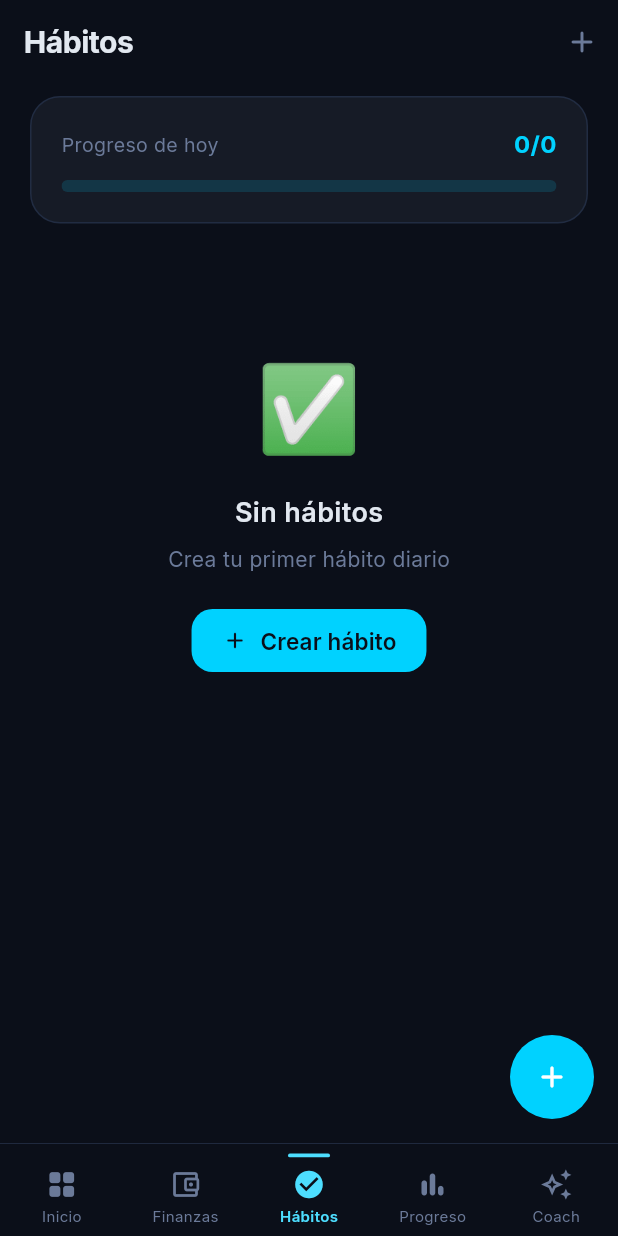
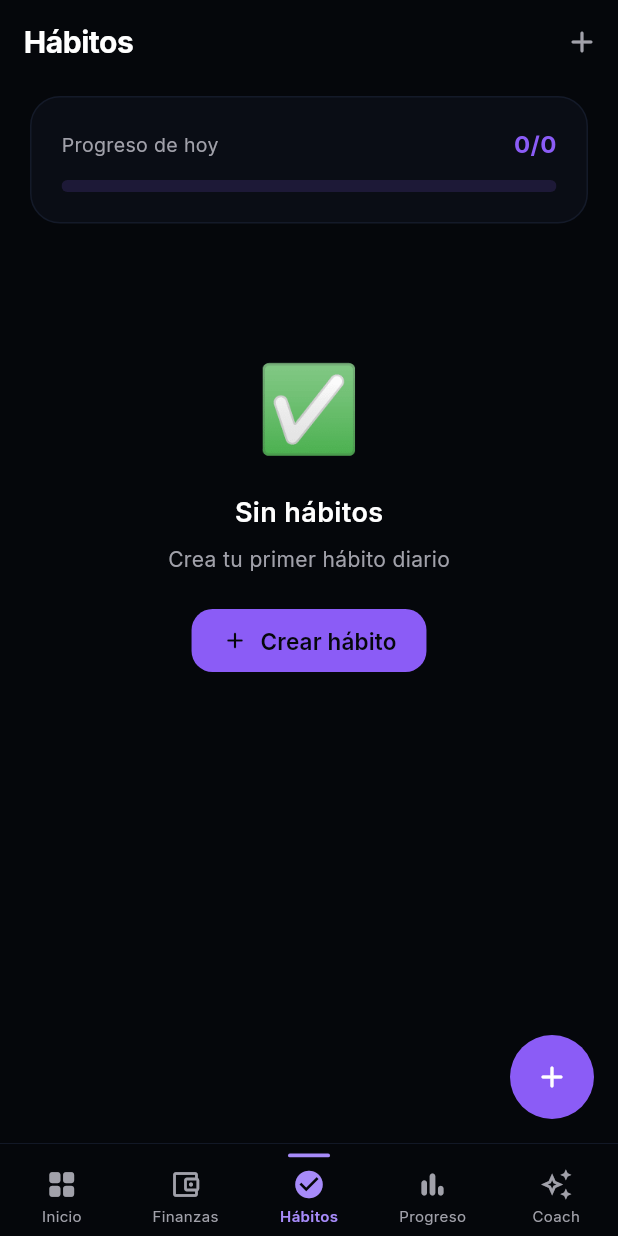
Before and after one commit to Ignacio10grc/life-hub, a Flutter app: the HabitsScreen screen opened by its route, on a phone screen of 412 x 824 dp. Run offline on Flutter 3.47's test engine with Material 3 defaults, Android fonts, the phone set to English and light mode, and no system bars; our stand-ins replace fl_chart, flutter_riverpod, go_router, google_fonts, hive_flutter; accounts and stored records are empty.

Commit message:
Update color palette: violet neon primary, emerald secondary, citric yellow accent
Co-Authored-By: Claude Sonnet 4.6 <noreply@anthropic.com>

```diff
--- a/lib/core/theme/app_colors.dart
+++ b/lib/core/theme/app_colors.dart
@@ -1,41 +1,41 @@
 import 'package:flutter/material.dart';
 
 class AppColors {
-  // ── Fondos — Guía Aura ────────────────────────────────────────────────────
-  static const background      = Color(0xFF0B0F19);  // Fondo principal y navegación
-  static const surface         = Color(0xFF0B0F19);  // Superficie nav (mismo fondo)
-  static const surfaceCard     = Color(0xFF161B26);  // Tarjetas y divisores
-  static const surfaceElevated = Color(0xFF1D2535);  // Modales, sheets
+  // ── Fondos — Guía Aura Premium (Oscuro Absoluto) ──────────────────────────
+  static const background      = Color(0xFF05070B);  // Fondo principal ultra oscuro (OLED friendly)
+  static const surface         = Color(0xFF05070B);  // Superficie nav (mismo fondo para continuidad)
+  static const surfaceCard     = Color(0xFF0A0D15);  // Tarjetas y contenedores sutiles
+  static const surfaceElevated = Color(0xFF101420);  // Modales, bottom sheets y diálogos
 
-  // ── Bordes ────────────────────────────────────────────────────────────────
-  static const border          = Color(0xFF212C42);  // Borde sutil
-  static const borderAccent    = Color(0xFF2D3E58);  // Borde con foco
+  // ── Bordes y Separadores Sutiles ──────────────────────────────────────────
+  static const border          = Color(0xFF141A29);  // Borde ultra sutil para no ensuciar el diseño
+  static const borderAccent    = Color(0xFF1F293F);  // Borde con foco o estado activo
 
-  // ── Primarios Aura ────────────────────────────────────────────────────────
-  static const primary         = Color(0xFF00D2FF);  // Azul eléctrico — acciones y progreso
-  static const primaryLight    = Color(0xFF4DDEFF);  // Azul claro
-  static const primaryGlow     = Color(0x3300D2FF);  // Glow azul
-  static const secondary       = Color(0xFFFF3B30);  // Rojo / Coral Neón — alertas y metas
-  static const accent          = Color(0xFFFFCC00);  // Amarillo / Oro — logros y detalles
+  // ── Primarios Dopamínicos (Acentos de Alta Energía) ───────────────────────
+  static const primary         = Color(0xFF8B5CF6);  // Violeta Neón — Identidad, acciones y foco principal
+  static const primaryLight    = Color(0xFFA78BFA);  // Violeta claro para estados "hover" o gradientes
+  static const primaryGlow     = Color(0x268B5CF6);  // Glow / Brillo de la marca (15% opacidad)
+  static const secondary       = Color(0xFF10B981);  // Esmeralda Eléctrico — Éxito, metas críticas y "checks"
+  static const accent          = Color(0xFFEAB308);  // Amarillo Cítrico — Logros especiales, racha y premium
 
-  // ── Texto ─────────────────────────────────────────────────────────────────
-  static const textPrimary     = Color(0xFFE2E8F0);  // Texto principal (máxima legibilidad)
-  static const textSecondary   = Color(0xFF6B7A99);  // Texto secundario
-  static const textHint        = Color(0xFF3D4F6E);  // Hint en inputs
+  // ── Texto e Iconografía (Legibilidad UI/UX) ───────────────────────────────
+  static const textPrimary     = Color(0xFFFFFFFF);  // Blanco puro para títulos (máximo contraste)
+  static const textSecondary   = Color(0xFFA1A1AA);  // Gris zinc — subtítulos y descripciones
+  static const textHint        = Color(0xFF4B5563);  // Gris oscuro — placeholders y texto deshabilitado
 
-  // ── Semánticos ────────────────────────────────────────────────────────────
-  static const success         = Color(0xFF00C6A0);  // Verde teal — éxito
-  static const error           = Color(0xFFFF3B30);  // Rojo coral — error (= secondary)
-  static const warning         = Color(0xFFFFCC00);  // Amarillo oro — aviso (= accent)
+  // ── Semánticos (Estándar de la Industria) ─────────────────────────────────
+  static const success         = Color(0xFF10B981);  // Verde esmeralda (= secondary)
+  static const error           = Color(0xFFEF4444);  // Rojo vibrante (solo para errores críticos del sistema)
+  static const warning         = Color(0xFFF59E0B);  // Ámbar — avisos preventivos
 
-  // ── Colores por módulo ────────────────────────────────────────────────────
-  static const finances  = Color(0xFF00C6A0);  // Verde teal — finanzas/dinero
-  static const habits    = Color(0xFF00D2FF);  // Azul eléctrico — progreso de hábitos
-  static const routines  = Color(0xFF00D2FF);  // Azul — rutinas/acciones
-  static const timer     = Color(0xFFFFCC00);  // Amarillo oro — logros de tiempo
-  static const sleep     = Color(0xFF818CF8);  // Índigo suave — descanso
-  static const journal   = Color(0xFFFF3B30);  // Rojo coral — diario emocional
-  static const ideas     = Color(0xFFFFCC00);  // Amarillo — creatividad
-  static const ai        = Color(0xFF00D2FF);  // Azul — asistente IA
-  static const steps     = Color(0xFFFFCC00);  // Amarillo — estadísticas/logros
+  // ── Colores por Módulo (Consistencia Neurocientífica) ─────────────────────
+  static const finances  = Color(0xFF10B981);  // Esmeralda — Crecimiento, dinero y finanzas
+  static const habits    = Color(0xFF8B5CF6);  // Violeta — Progreso continuo y dopamina directa
+  static const routines  = Color(0xFF6366F1);  // Índigo — Estructura y bloques de tiempo
+  static const timer     = Color(0xFFEAB308);  // Amarillo cítrico — Tiempo enfocado (Pomodoro) y oro
+  static const sleep     = Color(0xFF3B82F6);  // Azul calmante — Descanso, sueño y regeneración
+  static const journal   = Color(0xFFEC4899);  // Rosa/Magenta — Inteligencia emocional y reflexiones
+  static const ideas     = Color(0xFFF59E0B);  // Ámbar — Creatividad, insights y notas rápidas
+  static const ai        = Color(0xFF06B6D4);  // Cian — Interfaz inteligente y asistente IA
+  static const steps     = Color(0xFFEAB308);  // Amarillo cítrico — Métricas físicas y rendimiento diario
 }
```
